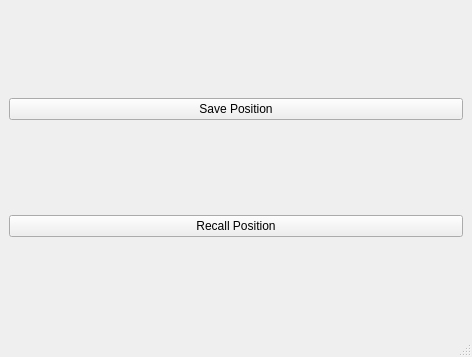
This is UI/Character_Pose_Library.ui in HaydenGuy/Maya_Character_Pose_Library as Qt 5 draws it before an edit. The edited form follows.
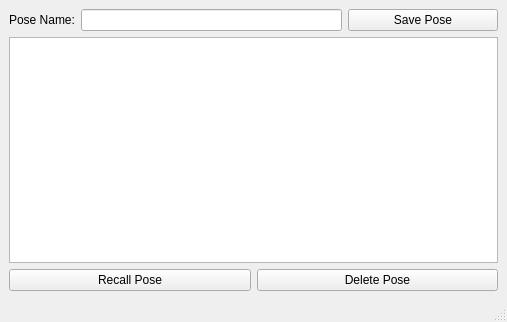
This is the edited form.

Commit message: Overhauled the UI adding a line edit to name the poses, added a list view to display the pose names, added save functionality to store the object transform data in a dictionary and add it to the list. Added a delete button with no functionality as of yet, temporarily removed the recall functionality

What changed in the file:
```diff
--- a/UI/Character_Pose_Library.ui
+++ b/UI/Character_Pose_Library.ui
@@ -6,19 +6,67 @@
    <rect>
     <x>0</x>
     <y>0</y>
-    <width>472</width>
-    <height>357</height>
+    <width>507</width>
+    <height>322</height>
    </rect>
   </property>
   <property name="windowTitle">
    <string>Character Pose Library</string>
   </property>
   <widget class="QWidget" name="centralwidget">
-   <layout class="QVBoxLayout" name="verticalLayout">
+   <layout class="QGridLayout" name="gridLayout">
+    <item row="7" column="0">
+     <layout class="QHBoxLayout" name="horizontalLayout_2">
+      <item>
+       <widget class="QListView" name="listView">
+        <property name="editTriggers">
+         <set>QAbstractItemView::NoEditTriggers</set>
+        </property>
+        <property name="textElideMode">
+         <enum>Qt::ElideLeft</enum>
+        </property>
+       </widget>
+      </item>
+     </layout>
+    </item>
+    <item row="3" column="0">
+     <layout class="QHBoxLayout" name="horizontalLayout">
+      <property name="leftMargin">
+       <number>0</number>
+      </property>
+      <property name="topMargin">
+       <number>0</number>
+      </property>
+      <item>
+       <widget class="QLabel" name="lb_pose_name">
+        <property name="text">
+         <string>Pose Name:</string>
+        </property>
+       </widget>
+      </item>
+      <item>
+       <widget class="QLineEdit" name="pose_name_input">
+        <property name="clearButtonEnabled">
+         <bool>false</bool>
+        </property>
+       </widget>
+      </item>
     <item>
      <widget class="QPushButton" name="pb_save">
+        <property name="sizePolicy">
+         <sizepolicy hsizetype="MinimumExpanding" vsizetype="Fixed">
+          <horstretch>0</horstretch>
+          <verstretch>0</verstretch>
+         </sizepolicy>
+        </property>
+        <property name="maximumSize">
+         <size>
+          <width>150</width>
+          <height>16777215</height>
+         </size>
+        </property>
       <property name="text">
-       <string>Save Position</string>
+         <string>Save Pose</string>
       </property>
       <property name="autoDefault">
        <bool>false</bool>
@@ -31,12 +79,25 @@
       </property>
      </widget>
     </item>
+     </layout>
+    </item>
+    <item row="8" column="0">
+     <layout class="QHBoxLayout" name="hbox_buttons">
     <item>
      <widget class="QPushButton" name="pb_recall">
       <property name="text">
-       <string>Recall Position</string>
-      </property>
-     </widget>
+         <string>Recall Pose</string>
+        </property>
+       </widget>
+      </item>
+      <item>
+       <widget class="QPushButton" name="pb_delete">
+        <property name="text">
+         <string>Delete Pose</string>
+        </property>
+       </widget>
+      </item>
+     </layout>
     </item>
    </layout>
   </widget>
```
Left out of the diff: 2 changed lines with no effect on the pictures. Lines whose indentation alone changed are shown as unchanged. The commit also changes 3 other files.
